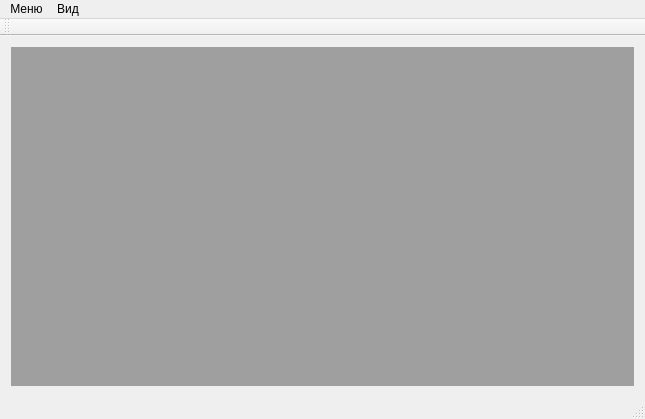
Old version of the form mainwindow.ui in the repository verbkinm/Tcp_Udp_servers_and_clients.
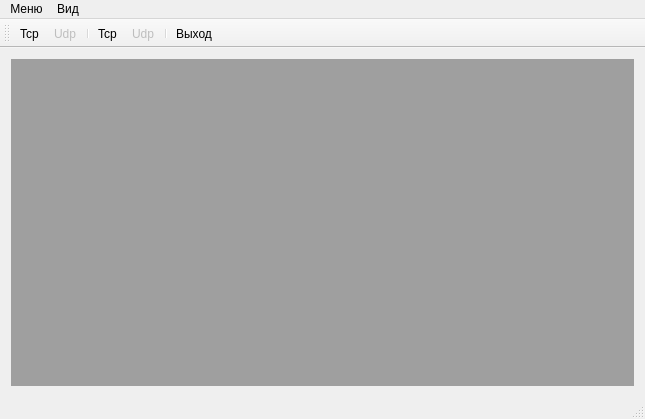
New version of the form. Icons and pictures are not drawn.

Patch:
```diff
--- a/mainwindow.ui
+++ b/mainwindow.ui
@@ -73,8 +73,15 @@
     <enum>TopToolBarArea</enum>
    </attribute>
    <attribute name="toolBarBreak">
-    <bool>true</bool>
+    <bool>false</bool>
    </attribute>
+   <addaction name="actionTcp_server"/>
+   <addaction name="actionUdp_server"/>
+   <addaction name="separator"/>
+   <addaction name="actionTcp_client"/>
+   <addaction name="actionUdp_client"/>
+   <addaction name="separator"/>
+   <addaction name="action"/>
   </widget>
   <widget class="QStatusBar" name="statusBar"/>
   <action name="action">
```
Left out of the diff: 38 changed lines with no effect on the pictures.
